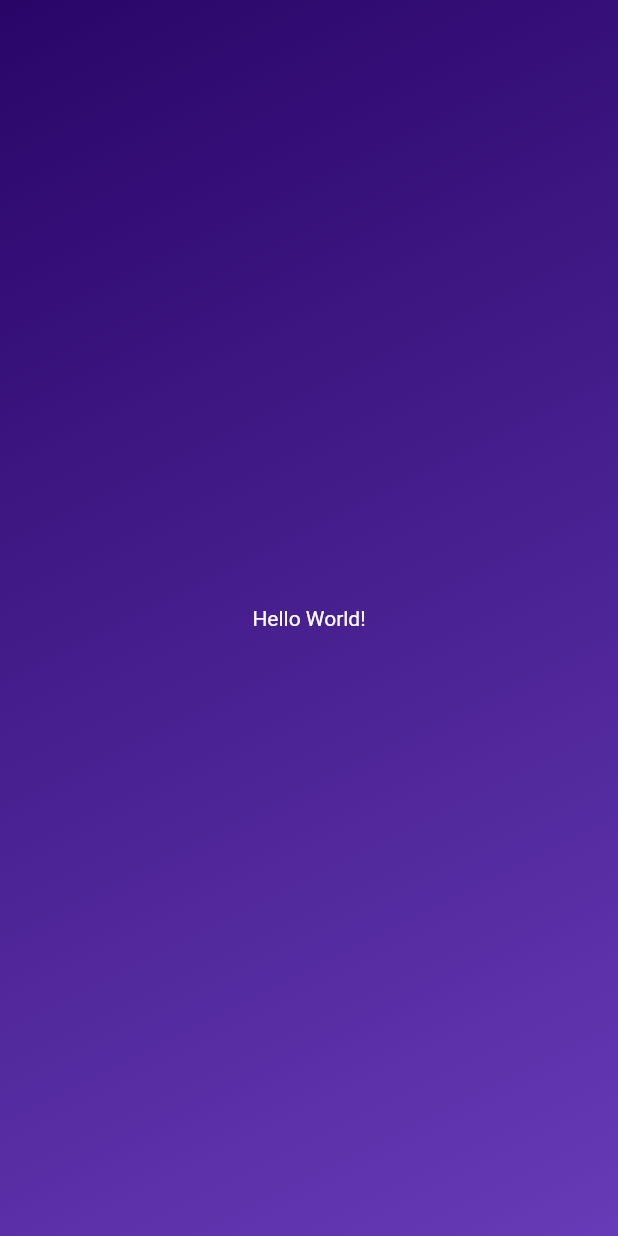
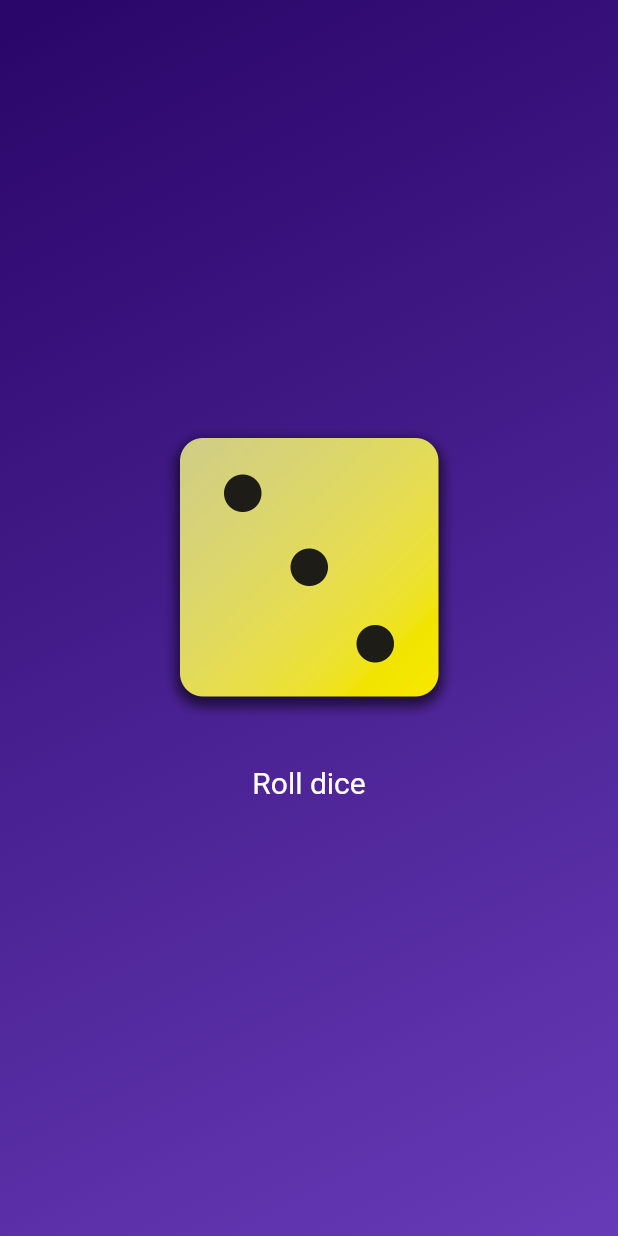
Before and after one commit to mdachi-codes/roll-dice, a Flutter app: the screen it shows after launch, on a phone screen of 412 x 824 dp. Run offline on Flutter 3.47's test engine with Material 2 defaults, Android fonts, the phone set to English and light mode, and no system bars.

Commit message:
Add dices resources, dice image widget and rolldice button

```diff
--- a/lib/widgets/gradient_container.dart
+++ b/lib/widgets/gradient_container.dart
@@ -14,13 +14,29 @@ class GradientContainer extends StatelessWidget {
     return Container(
       decoration: BoxDecoration(
         gradient: LinearGradient(
-            colors: colors,
-            begin: startAlignment,
-            end: endAlignment),
+            colors: colors, begin: startAlignment, end: endAlignment),
       ),
-      child: const Center(
-        child: StyledText("Hello World!"),
-      ),
+      child: Center(
+          child: Column(
+        mainAxisSize: MainAxisSize.min,
+        children: [
+          Image.asset(
+            'assets/images/dice-3.png',
+            width: 200,
+          ),
+          const SizedBox(
+            height: 20,
+          ),
+          TextButton(
+              onPressed: rollDice,
+              style: TextButton.styleFrom(
+                  foregroundColor: Colors.white,
+                  textStyle: const TextStyle(fontSize: 20)),
+              child: const Text('Roll dice'))
+        ],
+      )),
     );
   }
+
+  void rollDice() {}
 }
```
Also changed, not shown: pubspec.yaml (+7 -3 lines), assets/images/dice-1.png (added), assets/images/dice-2.png (added), assets/images/dice-3.png (added), assets/images/dice-4.png (added), assets/images/dice-5.png (added), assets/images/dice-6.png (added).
